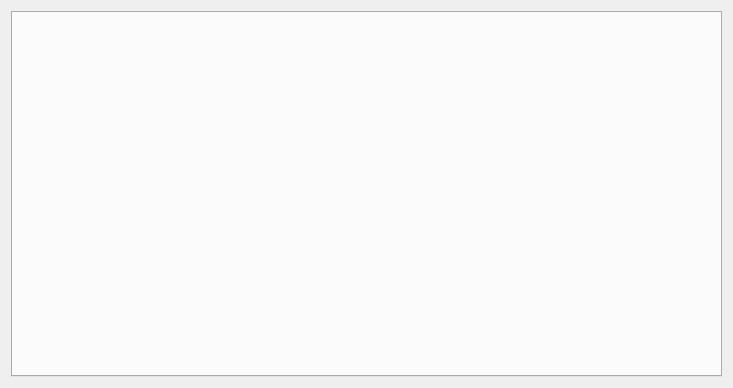
First picture: the form in randovania/gui/mainwindow.ui, repository randovania/randovania, before the edit.
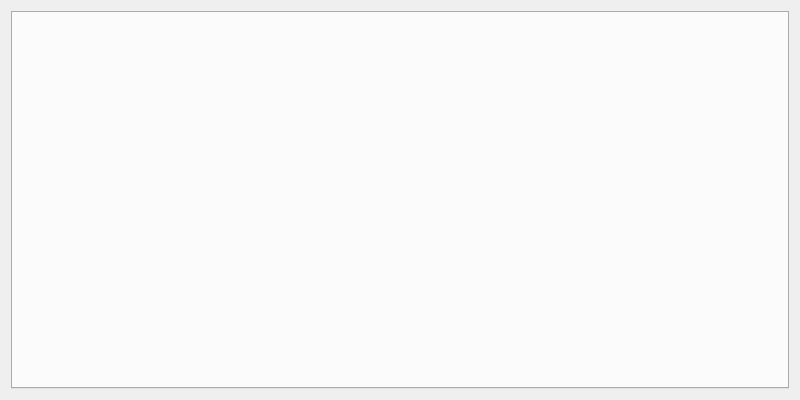
Second picture: the form after the edit.

Diff of the .ui file:
```diff
--- a/randovania/gui/mainwindow.ui
+++ b/randovania/gui/mainwindow.ui
@@ -6,8 +6,8 @@
    <rect>
     <x>0</x>
     <y>0</y>
-    <width>733</width>
-    <height>388</height>
+    <width>800</width>
+    <height>400</height>
    </rect>
   </property>
   <property name="maximumSize">
```
Left out of the diff: 2 changed lines with no effect on the pictures.
